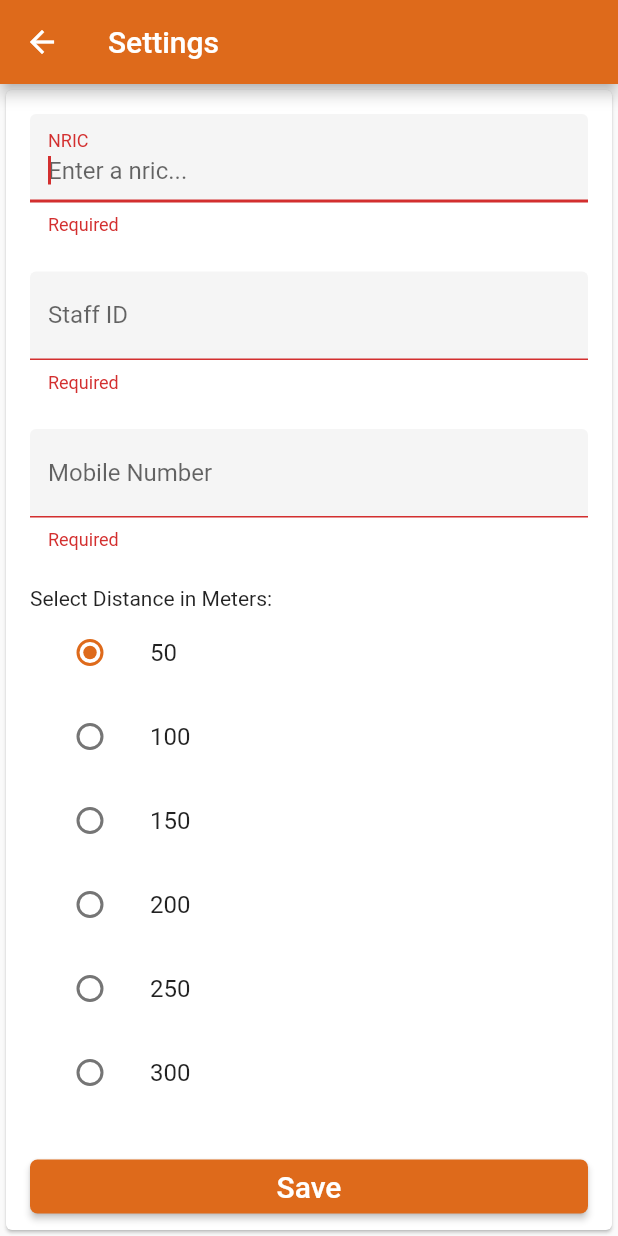
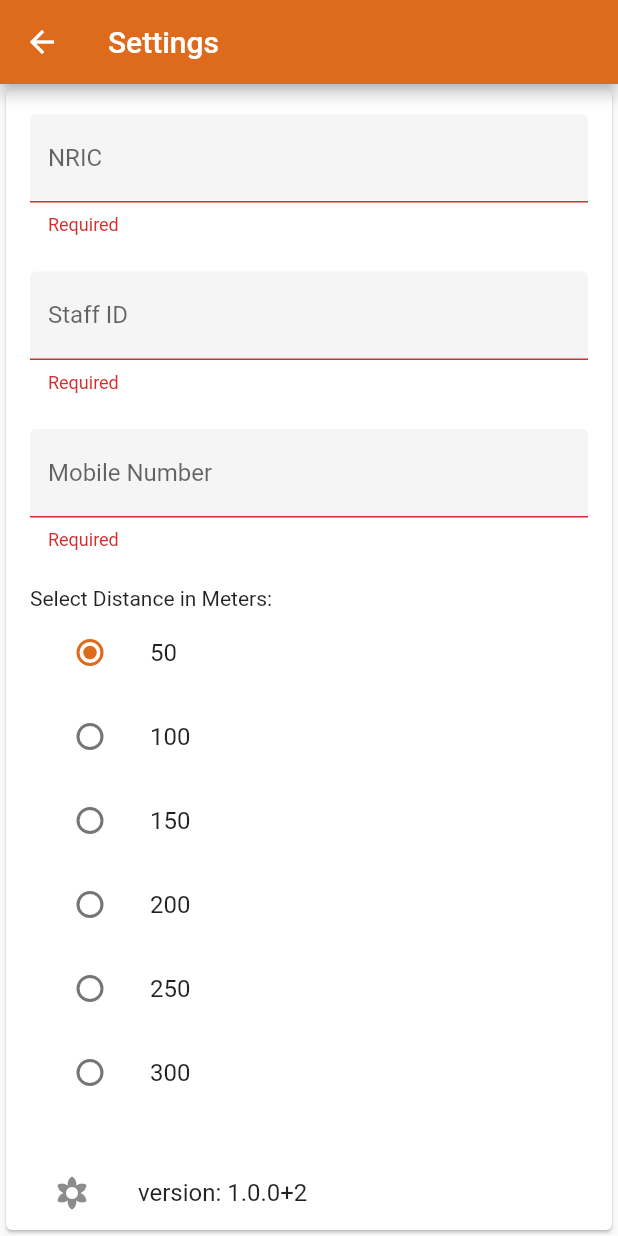
Before and after one commit to jackmew/blastFutureFlutter, a Flutter app: the SmrtSettingScreen screen opened by its route, after a tap on "Save", on a phone screen of 412 x 824 dp. Run offline on Flutter 3.47's test engine with Material 2 defaults, Android fonts, the phone set to English and light mode, and no system bars; our stand-ins replace device_info, geolocator, google_maps_flutter, package_info, rflutter_alert; missing offline and left inert: expandable_bottom_sheet.

Commit message:
smrt settting version + build number

```diff
--- a/lib/screens/smrt/smrt_setting_screen.dart
+++ b/lib/screens/smrt/smrt_setting_screen.dart
@@ -1,4 +1,6 @@
 import 'package:flutter/material.dart';
+import 'dart:async';
+import 'package:package_info/package_info.dart';
 
 class SmrtSettingScreen extends StatefulWidget {
   @override
@@ -15,11 +17,27 @@ class _SmrtSettingScreenState extends State<SmrtSettingScreen> {
   String mobileNo = '';
   int distance = 50;
 
+  PackageInfo _packageInfo = PackageInfo(
+    appName: 'Unknown',
+    packageName: 'Unknown',
+    version: 'Unknown',
+    buildNumber: 'Unknown',
+  );
+
   @override
   void initState() {
     super.initState();
     focusNodeStaffId = FocusNode();
     focusNodeMobileNo = FocusNode();
+
+    _initPackageInfo();
+  }
+
+  Future<void> _initPackageInfo() async {
+    final PackageInfo info = await PackageInfo.fromPlatform();
+    setState(() {
+      _packageInfo = info;
+    });
   }
 
   @override
@@ -59,7 +77,7 @@ class _SmrtSettingScreenState extends State<SmrtSettingScreen> {
                             }
                             return null;
                           },
-                          autofocus: true,
+                          // autofocus: true,
                           textInputAction: TextInputAction.next,
                           onFieldSubmitted: (v) {
                             FocusScope.of(context)
@@ -127,6 +145,11 @@ class _SmrtSettingScreenState extends State<SmrtSettingScreen> {
                               distance = value;
                             });
                           },
+                        ),
+                        ListTile(
+                          leading: Icon(Icons.filter_vintage),
+                          title: Text(
+                              'version: ${_packageInfo.version}+${_packageInfo.buildNumber}'),
                         ),
                         SizedBox(
                           width: double.infinity,
```
